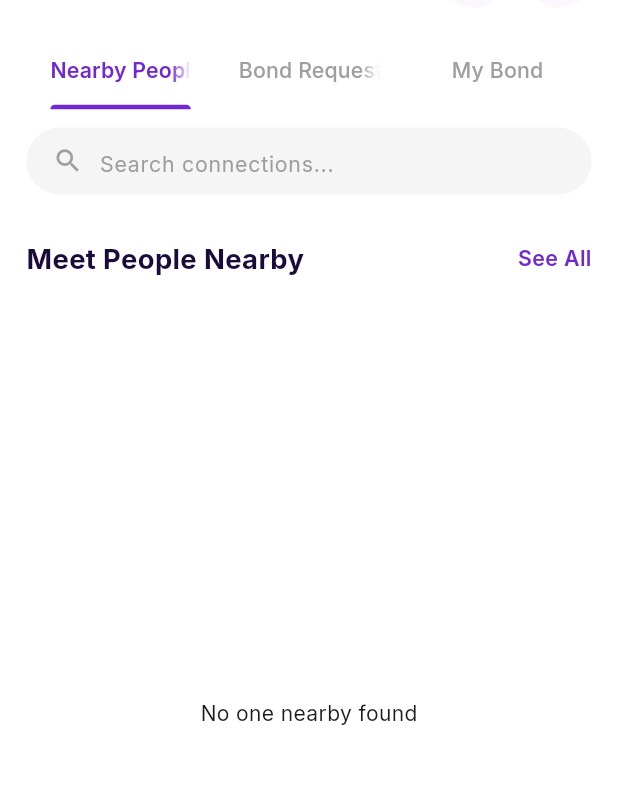
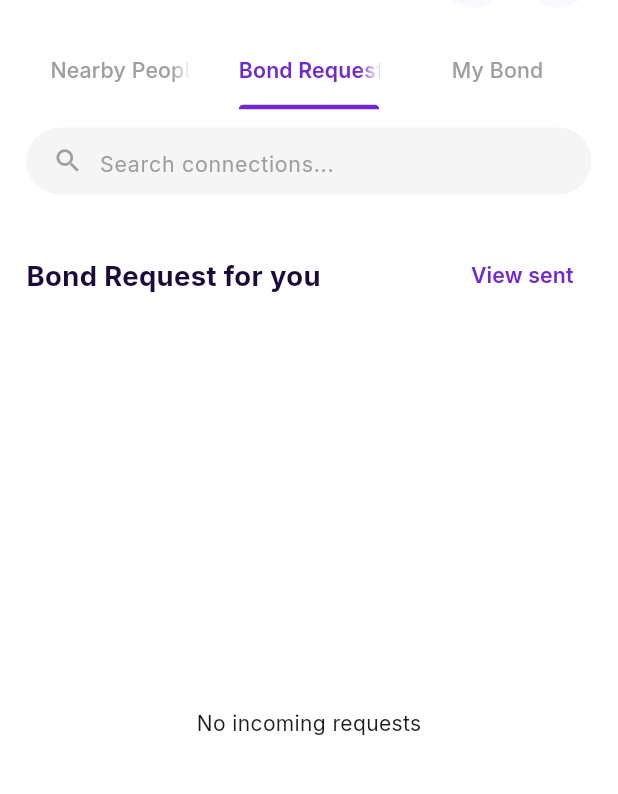
Before and after one commit to shakibalhasan-code/bonded_app, a Flutter app: the BondScreen screen opened directly, tab 2 chosen, on a phone screen of 412 x 824 dp, the part 86-880 px from its top. Run offline on Flutter 3.47's test engine with Material 3 defaults, Android fonts, the phone set to English and light mode, and no system bars; our stand-ins replace country_picker, flutter_screenutil, flutter_svg, geocoding, geolocator, get and 4 more; missing offline and left inert: apple_maps_flutter; accounts and stored records are empty; network calls fail.

Commit message:
feat: update user avatar placeholders and add outgoing bond request cancellation functionality

```diff
--- a/lib/core/constants/app_endpoints.dart
+++ b/lib/core/constants/app_endpoints.dart
@@ -19,4 +19,12 @@
   static const String updateAvatar = '/user/me/avatar';
   static const String getInterests = '/interests';
   static const String circles = '/circles';
+
+  // Bond Endpoints
+  static const String nearbyBonds = '/bonds/nearby';
+  static const String incomingRequests = '/bonds/requests/incoming';
+  static const String outgoingRequests = '/bonds/requests/outgoing';
+  static const String myBonds = '/bonds/connections';
+  static const String bondRequests = '/bonds/requests';
+  static const String bonds = '/bonds';
 }
--- a/lib/models/bond_user_model.dart
+++ b/lib/models/bond_user_model.dart
@@ -1,7 +1,7 @@
 import 'package:get/get.dart';
 import 'user_model.dart';
 
-enum BondStatus { nearby, requested, bonded, pending }
+enum BondStatus { nearby, requested, bonded, pending, outgoing }
 
 class BondConnectionModel {
   final String? bondId;
--- a/lib/screens/bond/bond_screen.dart
+++ b/lib/screens/bond/bond_screen.dart
@@ -178,37 +178,84 @@
 
   Widget _buildRequestTab(BondController controller) {
     return RefreshIndicator(
-      onRefresh: controller.fetchIncomingRequests,
+      onRefresh: () async {
+        if (controller.showOutgoingRequests.value) {
+          await controller.fetchOutgoingRequests();
+        } else {
+          await controller.fetchIncomingRequests();
+        }
+      },
       child: Padding(
         padding: EdgeInsets.all(16.w),
         child: Column(
           crossAxisAlignment: CrossAxisAlignment.start,
           children: [
-            Text(
-              "Bond Request for you",
+            Row(
+              mainAxisAlignment: MainAxisAlignment.spaceBetween,
+              children: [
+                Obx(
+                  () => Text(
+                    controller.showOutgoingRequests.value
+                        ? "Bond Request Sent"
+                        : "Bond Request for you",
                     style: GoogleFonts.inter(
                       fontSize: 18.sp,
                       fontWeight: FontWeight.w700,
                       color: const Color(0xFF1B0B3B),
                     ),
                   ),
-            SizedBox(height: 16.h),
+                ),
+                Obx(
+                  () => TextButton(
+                    onPressed: () => controller.showOutgoingRequests.toggle(),
+                    child: Text(
+                      controller.showOutgoingRequests.value
+                          ? "View incoming"
+                          : "View sent",
+                      style: GoogleFonts.inter(
+                        fontSize: 14.sp,
+                        fontWeight: FontWeight.w600,
+                        color: AppColors.primary,
+                      ),
+                    ),
+                  ),
+                ),
+              ],
+            ),
+            SizedBox(height: 8.h),
             Expanded(
-              child: Obx(
-                () => controller.isLoadingRequests.value
-                    ? const Center(child: CircularProgressIndicator())
-                    : controller.filteredBondRequests.isEmpty
-                    ? const Center(child: Text("No incoming requests"))
-                    : ListView.builder(
-                        itemCount: controller.filteredBondRequests.length,
+              child: Obx(() {
+                final isLoading = controller.showOutgoingRequests.value
+                    ? controller.isLoadingOutgoing.value
+                    : controller.isLoadingRequests.value;
+
+                if (isLoading) {
+                  return const Center(child: CircularProgressIndicator());
+                }
+
+                final list = controller.filteredBondRequests;
+                if (list.isEmpty) {
+                  return Center(
+                    child: Text(
+                      controller.showOutgoingRequests.value
+                          ? "No outgoing requests"
+                          : "No incoming requests",
+                    ),
+                  );
+                }
+
+                return ListView.builder(
+                  itemCount: list.length,
                   itemBuilder: (context, index) {
                     return BondUserCard(
-                            connection: controller.filteredBondRequests[index],
-                            status: BondStatus.requested,
+                      connection: list[index],
+                      status: controller.showOutgoingRequests.value
+                          ? BondStatus.outgoing
+                          : BondStatus.requested,
                     );
                   },
-                      ),
-              ),
+                );
+              }),
             ),
           ],
         ),
```
Also changed, not shown: lib/controllers/bond_controller.dart (+59 -10 lines), lib/screens/bond/bond_profile_screen.dart (+7 -9 lines), lib/widgets/bond/bond_user_card.dart (+68 -26 lines), lib/widgets/messages/conversation_tile.dart (+10 -7 lines). Lines whose indentation alone changed are shown as unchanged.
